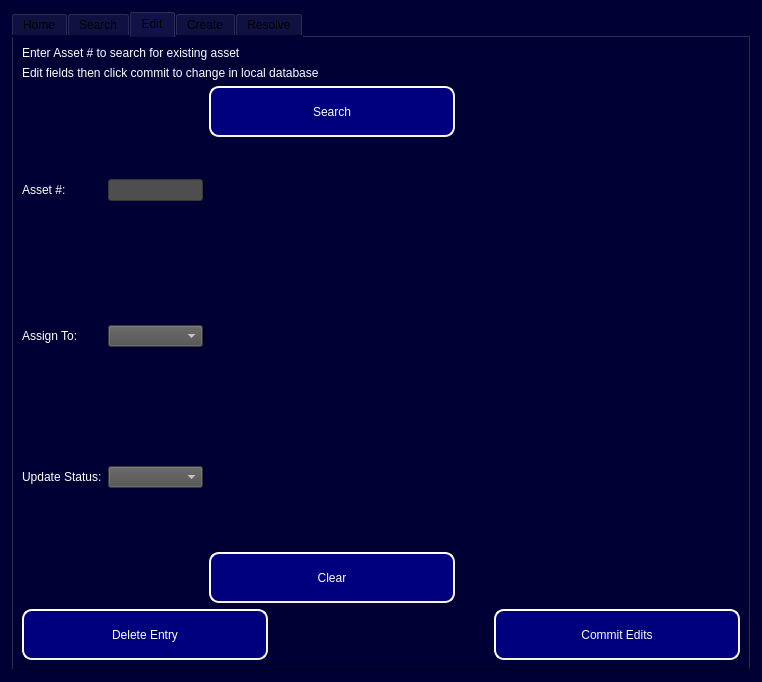
Old version of the form ui/Admin_Level2_Access.ui in the repository Capstone-RFID/Code.
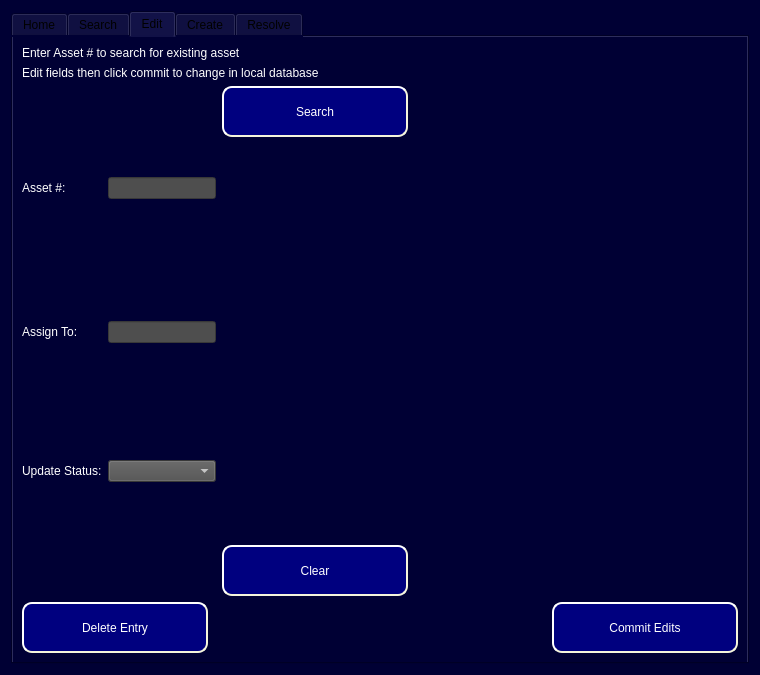
New version of the form. The open tabs and pages were chosen to show the change.

Commit message: Change Assign to field to line edit from dropdown

```diff
--- a/ui/Admin_Level2_Access.ui
+++ b/ui/Admin_Level2_Access.ui
@@ -6,8 +6,8 @@
    <rect>
     <x>0</x>
     <y>0</y>
-    <width>762</width>
-    <height>682</height>
+    <width>760</width>
+    <height>675</height>
    </rect>
   </property>
   <property name="windowTitle">
@@ -740,7 +740,7 @@
                 </widget>
                </item>
                <item row="2" column="2">
-                <widget class="QComboBox" name="Edit_Assign_To_Dropdown">
+                <widget class="QLineEdit" name="Edit_AssignTo_Field">
                  <property name="styleSheet">
                   <string notr="true">color: rgb(255, 255, 255);
 background-color: rgb(78, 78, 78);
@@ -754,7 +754,7 @@
               <widget class="QPushButton" name="Edit_Clear_Button">
                <property name="minimumSize">
                 <size>
-                 <width>246</width>
+                 <width>186</width>
                  <height>51</height>
                 </size>
                </property>
@@ -784,7 +784,7 @@
               <widget class="QPushButton" name="Edit_Search_Button">
                <property name="minimumSize">
                 <size>
-                 <width>246</width>
+                 <width>186</width>
                  <height>51</height>
                 </size>
                </property>
@@ -833,7 +833,7 @@
             <widget class="QPushButton" name="Edit_Delete_Entry_Button">
              <property name="minimumSize">
               <size>
-               <width>246</width>
+               <width>186</width>
                <height>51</height>
               </size>
              </property>
@@ -876,7 +876,7 @@
             <widget class="QPushButton" name="Edit_Commit_Edits_Button">
              <property name="minimumSize">
               <size>
-               <width>246</width>
+               <width>186</width>
                <height>51</height>
               </size>
              </property>
```
Left out of the diff: 12 changed lines with no effect on the pictures. The commit also changes 1 other file.
